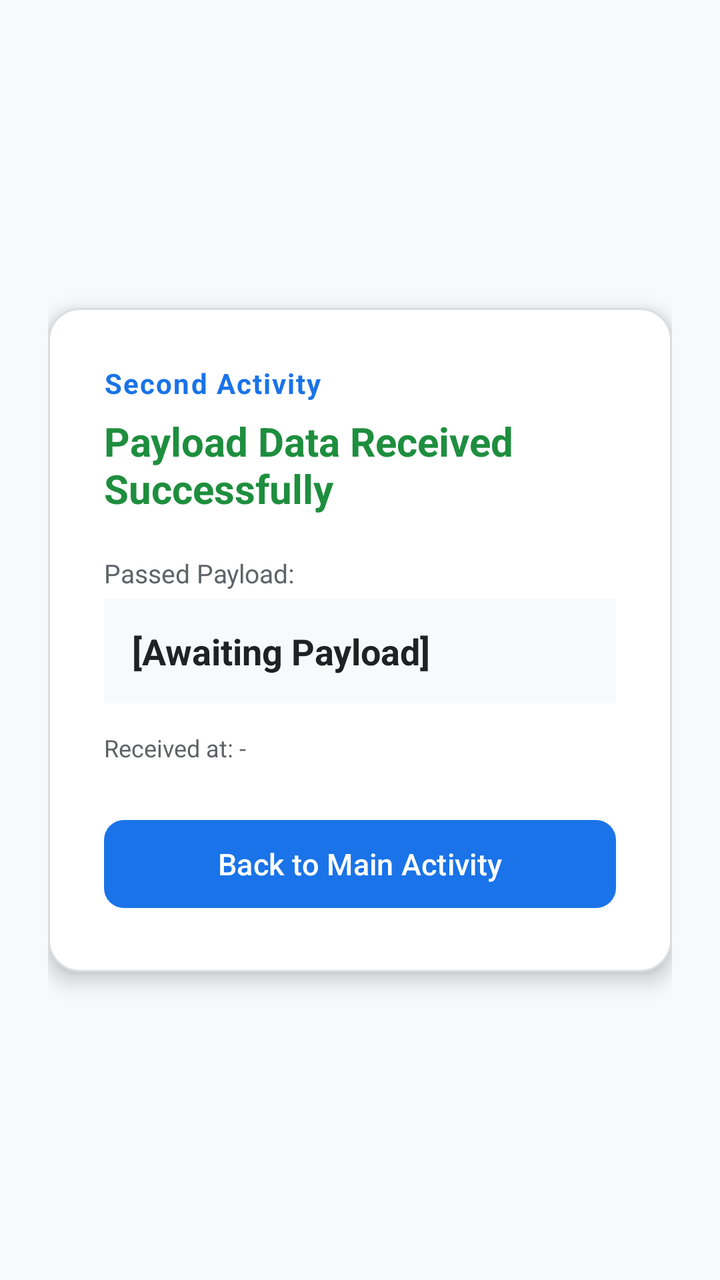
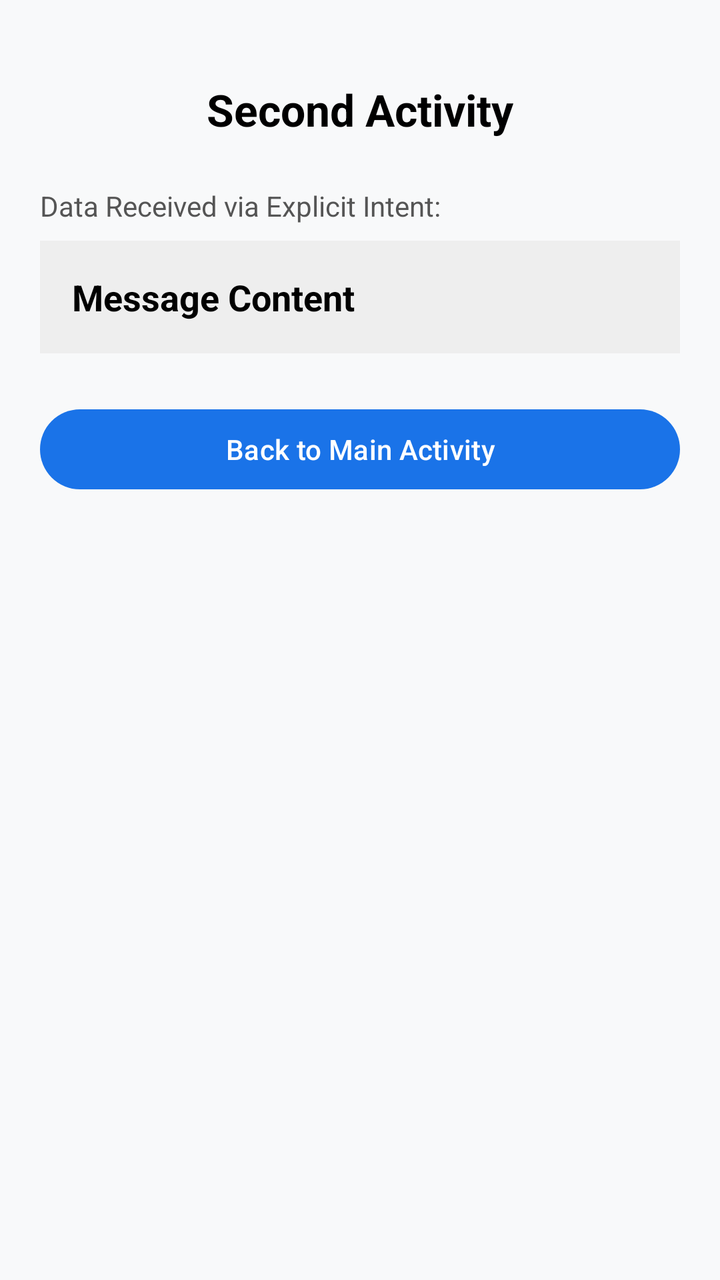

Before-and-after screenshots of an Android layout around one commit, followed by the original layout XML and the change that was made.
<!-- AndroidManifest.xml: application theme Theme.IntentDemo -->
<!-- res/layout/activity_second.xml -->
<?xml version="1.0" encoding="utf-8"?>
<androidx.constraintlayout.widget.ConstraintLayout
    xmlns:android="http://schemas.android.com/apk/res/android"
    xmlns:app="http://schemas.android.com/apk/res-auto"
    android:layout_width="match_parent"
    android:layout_height="match_parent"
    android:background="@color/background"
    android:padding="24dp">

    <com.google.android.material.card.MaterialCardView
        android:layout_width="match_parent"
        android:layout_height="wrap_content"
        app:cardCornerRadius="16dp"
        app:cardElevation="6dp"
        app:cardBackgroundColor="@color/surface"
        app:strokeWidth="1dp"
        app:strokeColor="@color/stroke_color"
        app:layout_constraintTop_toTopOf="parent"
        app:layout_constraintBottom_toBottomOf="parent"
        app:layout_constraintStart_toStartOf="parent"
        app:layout_constraintEnd_toEndOf="parent">

        <LinearLayout
            android:layout_width="match_parent"
            android:layout_height="wrap_content"
            android:orientation="vertical"
            android:padding="28dp">

            <TextView
                android:layout_width="wrap_content"
                android:layout_height="wrap_content"
                android:text="@string/second_activity_title"
                android:textColor="@color/primary"
                android:textSize="14sp"
                android:textStyle="bold"
                android:letterSpacing="0.05"
                android:layout_marginBottom="6dp"/>

            <TextView
                android:layout_width="wrap_content"
                android:layout_height="wrap_content"
                android:text="@string/received_header"
                android:textColor="@color/accent_green"
                android:textSize="20sp"
                android:textStyle="bold"
                android:layout_marginBottom="20dp"/>

            <TextView
                android:layout_width="wrap_content"
                android:layout_height="wrap_content"
                android:text="Passed Payload:"
                android:textColor="@color/text_secondary"
                android:textSize="13sp"
                android:layout_marginBottom="4dp"/>

            <TextView
                android:id="@+id/tvReceivedMessage"
                android:layout_width="match_parent"
                android:layout_height="wrap_content"
                android:text="[Awaiting Payload]"
                android:textColor="@color/text_primary"
                android:textSize="18sp"
                android:textStyle="bold"
                android:background="@color/background"
                android:padding="14dp"
                android:layout_marginBottom="14dp"/>

            <TextView
                android:id="@+id/tvTimestamp"
                android:layout_width="match_parent"
                android:layout_height="wrap_content"
                android:text="Received at: -"
                android:textColor="@color/text_secondary"
                android:textSize="12sp"
                android:layout_marginBottom="24dp"/>

            <com.google.android.material.button.MaterialButton
                android:id="@+id/btnBack"
                android:layout_width="match_parent"
                android:layout_height="52dp"
                android:text="@string/btn_back"
                android:textSize="15sp"
                app:cornerRadius="10dp"/>

        </LinearLayout>
    </com.google.android.material.card.MaterialCardView>

</androidx.constraintlayout.widget.ConstraintLayout>
<!-- resources referenced by this layout -->
<resources>
  <color name="accent_green">#1E8E3E</color>
  <color name="background">#F8F9FA</color>
  <color name="primary">#1A73E8</color>
  <color name="stroke_color">#DADCE0</color>
  <color name="surface">#FFFFFF</color>
  <color name="text_primary">#202124</color>
  <color name="text_secondary">#5F6368</color>
  <string name="btn_back">Back to Main Activity</string>
  <string name="received_header">Payload Data Received Successfully</string>
  <string name="second_activity_title">Second Activity</string>
  <style name="Theme.IntentDemo" parent="Theme.Material3.DayNight.NoActionBar">
          <item name="colorPrimary">@color/primary</item>
          <item name="android:statusBarColor">@color/primary_dark</item>
          <item name="android:windowBackground">@color/background</item>
      </style>
  <color name="primary_dark">#1557B0</color>
</resources>

<!-- the commit's change to res/layout/activity_second.xml (unified diff, before → after) -->
@@ -1,88 +1,46 @@
 <?xml version="1.0" encoding="utf-8"?>
-<androidx.constraintlayout.widget.ConstraintLayout
+<LinearLayout
     xmlns:android="http://schemas.android.com/apk/res/android"
-    xmlns:app="http://schemas.android.com/apk/res-auto"
     android:layout_width="match_parent"
     android:layout_height="match_parent"
-    android:background="@color/background"
-    android:padding="24dp">
+    android:orientation="vertical"
+    android:padding="20dp"
+    android:gravity="center_horizontal">
 
-    <com.google.android.material.card.MaterialCardView
+    <TextView
+        android:layout_width="wrap_content"
+        android:layout_height="wrap_content"
+        android:text="Second Activity"
+        android:textSize="22sp"
+        android:textStyle="bold"
+        android:textColor="@android:color/black"
+        android:layout_marginTop="20dp"
+        android:layout_marginBottom="24dp"/>
+
+    <TextView
         android:layout_width="match_parent"
         android:layout_height="wrap_content"
-        app:cardCornerRadius="16dp"
-        app:cardElevation="6dp"
-        app:cardBackgroundColor="@color/surface"
-        app:strokeWidth="1dp"
-        app:strokeColor="@color/stroke_color"
-        app:layout_constraintTop_toTopOf="parent"
-        app:layout_constraintBottom_toBottomOf="parent"
-        app:layout_constraintStart_toStartOf="parent"
-        app:layout_constraintEnd_toEndOf="parent">
+        android:text="Data Received via Explicit Intent:"
+        android:textSize="14sp"
+        android:textColor="#555555"
+        android:layout_marginBottom="8dp"/>
 
-        <LinearLayout
-            android:layout_width="match_parent"
-            android:layout_height="wrap_content"
-            android:orientation="vertical"
-            android:padding="28dp">
+    <TextView
+        android:id="@+id/tvReceivedMessage"
+        android:layout_width="match_parent"
+        android:layout_height="wrap_content"
+        android:text="Message Content"
+        android:textSize="18sp"
+        android:textStyle="bold"
+        android:textColor="@android:color/black"
+        android:padding="16dp"
+        android:background="#EEEEEE"
+        android:layout_marginBottom="24dp"/>
 
-            <TextView
-                android:layout_width="wrap_content"
-                android:layout_height="wrap_content"
-                android:text="@string/second_activity_title"
-                android:textColor="@color/primary"
-                android:textSize="14sp"
-                android:textStyle="bold"
-                android:letterSpacing="0.05"
-                android:layout_marginBottom="6dp"/>
+    <Button
+        android:id="@+id/btnBack"
+        android:layout_width="match_parent"
+        android:layout_height="wrap_content"
+        android:text="Back to Main Activity"/>
 
-            <TextView
-                android:layout_width="wrap_content"
-                android:layout_height="wrap_content"
-                android:text="@string/received_header"
-                android:textColor="@color/accent_green"
-                android:textSize="20sp"
-                android:textStyle="bold"
-                android:layout_marginBottom="20dp"/>
-
-            <TextView
-                android:layout_width="wrap_content"
-                android:layout_height="wrap_content"
-                android:text="Passed Payload:"
-                android:textColor="@color/text_secondary"
-                android:textSize="13sp"
-                android:layout_marginBottom="4dp"/>
-
-            <TextView
-                android:id="@+id/tvReceivedMessage"
-                android:layout_width="match_parent"
-                android:layout_height="wrap_content"
-                android:text="[Awaiting Payload]"
-                android:textColor="@color/text_primary"
-                android:textSize="18sp"
-                android:textStyle="bold"
-                android:background="@color/background"
-                android:padding="14dp"
-                android:layout_marginBottom="14dp"/>
-
-            <TextView
-                android:id="@+id/tvTimestamp"
-                android:layout_width="match_parent"
-                android:layout_height="wrap_content"
-                android:text="Received at: -"
-                android:textColor="@color/text_secondary"
-                android:textSize="12sp"
-                android:layout_marginBottom="24dp"/>
-
-            <com.google.android.material.button.MaterialButton
-                android:id="@+id/btnBack"
-                android:layout_width="match_parent"
-                android:layout_height="52dp"
-                android:text="@string/btn_back"
-                android:textSize="15sp"
-                app:cornerRadius="10dp"/>
-
-        </LinearLayout>
-    </com.google.android.material.card.MaterialCardView>
-
-</androidx.constraintlayout.widget.ConstraintLayout>
+</LinearLayout>
<!-- resource entries referenced after the edit -->
@@ -1,15 +1,7 @@
 <!-- resources referenced by this layout -->
 <resources>
-  <color name="accent_green">#1E8E3E</color>
   <color name="background">#F8F9FA</color>
   <color name="primary">#1A73E8</color>
-  <color name="stroke_color">#DADCE0</color>
-  <color name="surface">#FFFFFF</color>
-  <color name="text_primary">#202124</color>
-  <color name="text_secondary">#5F6368</color>
-  <string name="btn_back">Back to Main Activity</string>
-  <string name="received_header">Payload Data Received Successfully</string>
-  <string name="second_activity_title">Second Activity</string>
   <style name="Theme.IntentDemo" parent="Theme.Material3.DayNight.NoActionBar">
           <item name="colorPrimary">@color/primary</item>
           <item name="android:statusBarColor">@color/primary_dark</item>
